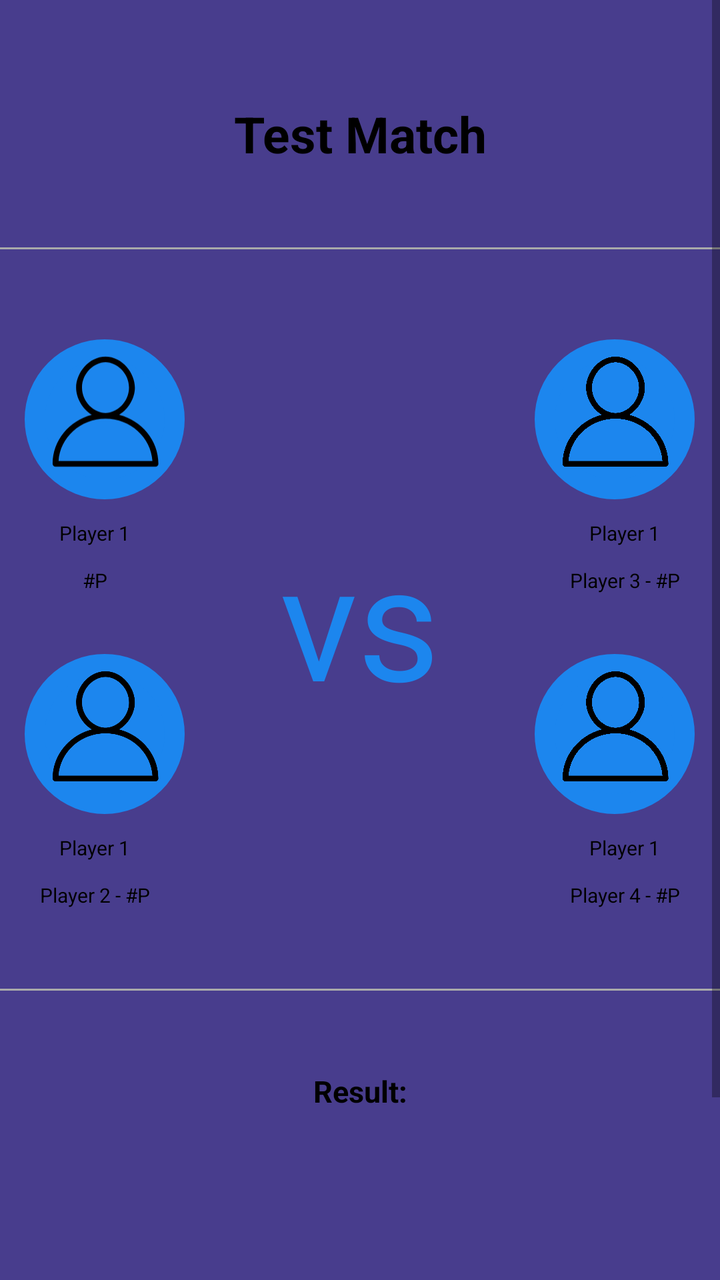
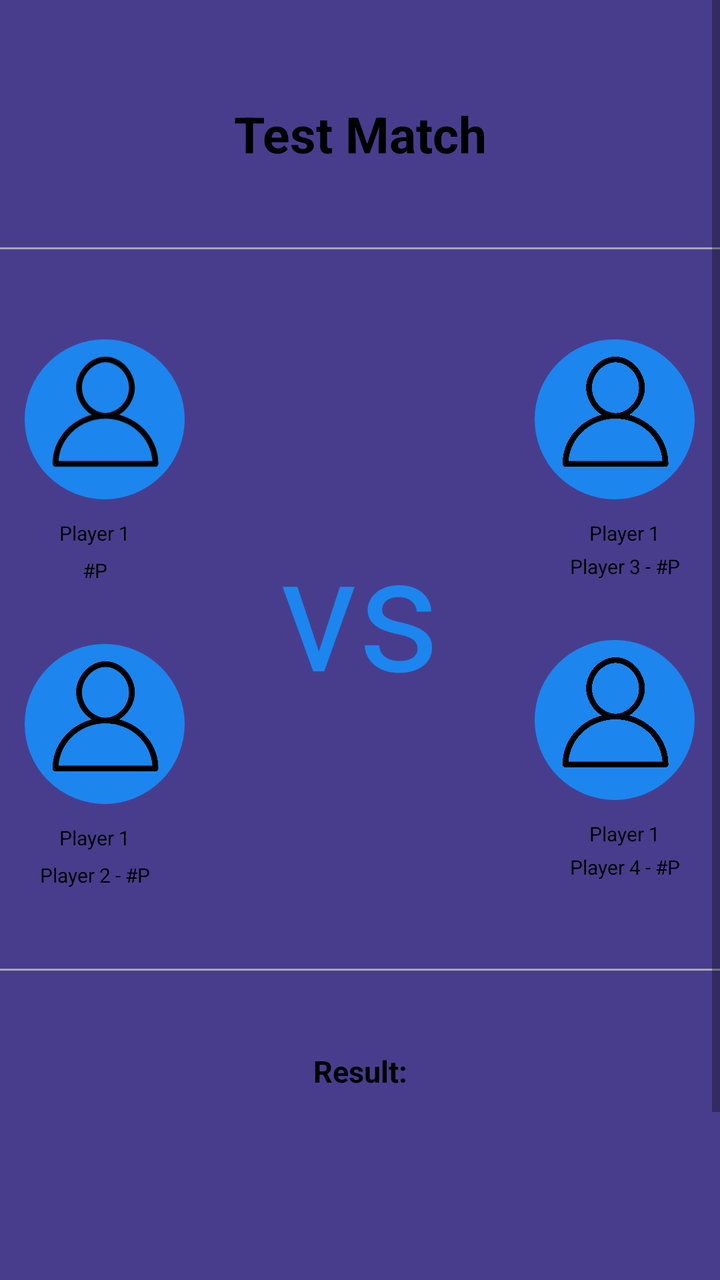

The first picture is an Android layout as it rendered before a commit; the second is the same layout after the commit. The layout source and the unified diff follow.
<!-- AndroidManifest.xml: application theme AppTheme -->
<!-- res/layout/fragment_matchinfo.xml -->
<?xml version="1.0" encoding="utf-8"?>
<ScrollView xmlns:android="http://schemas.android.com/apk/res/android"
    xmlns:tools="http://schemas.android.com/tools"
    android:layout_width="match_parent"
    android:layout_height="match_parent"
    android:background="#483D8D"
    tools:context=".statsFragments.MatchInfoFragment">

    <LinearLayout
        android:layout_width="match_parent"
        android:layout_height="wrap_content"
        android:paddingBottom="40dp"
        android:orientation="vertical">

        <TextView
            android:id="@+id/matchInfoTitle"
            android:layout_width="match_parent"
            android:layout_height="wrap_content"
            android:layout_gravity="center"
            android:layout_marginTop="50dp"
            android:text="Test Match"
            android:textAlignment="center"
            android:textColor="#000"
            android:textSize="25sp"
            android:textStyle="bold" />

        <View
            android:layout_width="match_parent"
            android:layout_height="1dp"
            android:layout_marginTop="40dp"
            android:layout_marginBottom="40dp"
            android:background="@android:color/darker_gray" />

        <LinearLayout
            android:layout_width="match_parent"
            android:layout_height="wrap_content">

            <LinearLayout
                android:layout_width="wrap_content"
                android:layout_height="wrap_content"
                android:orientation="vertical">

                <RelativeLayout
                    android:id="@+id/team1player1icon"
                    android:layout_width="80dp"
                    android:layout_height="80dp"
                    android:layout_gravity="center"
                    android:layout_marginStart="10dp"
                    android:layout_marginTop="5dp"
                    android:layout_marginEnd="5dp"
                    android:background="@drawable/round_corners_shape">

                    <ImageView
                        android:layout_width="70dp"
                        android:layout_height="70dp"
                        android:src="@drawable/ic_default_profile_24"
                        android:translationX="5dp" />
                </RelativeLayout>

                <TextView
                    android:id="@+id/team1player1name"
                    android:layout_width="wrap_content"
                    android:layout_height="wrap_content"
                    android:layout_gravity="center"
                    android:layout_marginTop="10dp"
                    android:text="Player 1"
                    android:textColor="#000"
                    android:textSize="10sp" />

                <TextView
                    android:id="@+id/team1player1ID"
                    android:layout_width="wrap_content"
                    android:layout_height="wrap_content"
                    android:layout_gravity="center"
                    android:layout_marginTop="10dp"
                    android:text="#P"
                    android:textColor="#000"
                    android:textSize="10sp" />

                <RelativeLayout
                    android:id="@+id/team1player2icon"
                    android:layout_width="80dp"
                    android:layout_height="80dp"
                    android:layout_gravity="center"
                    android:layout_marginStart="10dp"
                    android:layout_marginTop="30dp"
                    android:layout_marginEnd="5dp"
                    android:background="@drawable/round_corners_shape"
                    android:visibility="visible">

                    <ImageView
                        android:layout_width="70dp"
                        android:layout_height="70dp"
                        android:src="@drawable/ic_default_profile_24"
                        android:translationX="5dp" />
                </RelativeLayout>

                <TextView
                    android:id="@+id/team1player2name"
                    android:layout_width="wrap_content"
                    android:layout_height="wrap_content"
                    android:layout_gravity="center"
                    android:layout_marginTop="10dp"
                    android:text="Player 1"
                    android:textColor="#000"
                    android:textSize="10sp" />

                <TextView
                    android:id="@+id/team1player2ID"
                    android:layout_width="wrap_content"
                    android:layout_height="wrap_content"
                    android:layout_gravity="center"
                    android:layout_marginTop="10dp"
                    android:text="Player 2 - #P"
                    android:textColor="#000"
                    android:textSize="10sp"
                    android:visibility="visible" />

            </LinearLayout>

            <TextView
                android:layout_width="wrap_content"
                android:layout_height="wrap_content"
                android:layout_gravity="center"
                android:layout_weight="1"
                android:text="vs"
                android:textAlignment="center"
                android:textColor="#1C86EE"
                android:textSize="80sp" />

            <LinearLayout
                android:layout_width="wrap_content"
                android:layout_height="wrap_content"
                android:orientation="vertical">

                <RelativeLayout
                    android:id="@+id/team2player1icon"
                    android:layout_width="80dp"
                    android:layout_height="80dp"
                    android:layout_gravity="center"
                    android:layout_marginStart="5dp"
                    android:layout_marginTop="5dp"
                    android:layout_marginEnd="10dp"
                    android:background="@drawable/round_corners_shape">

                    <ImageView
                        android:layout_width="70dp"
                        android:layout_height="70dp"
                        android:src="@drawable/ic_default_profile_24"
                        android:translationX="5dp" />
                </RelativeLayout>

                <TextView
                    android:id="@+id/team2player1name"
                    android:layout_width="wrap_content"
                    android:layout_height="wrap_content"
                    android:layout_gravity="center"
                    android:layout_marginTop="10dp"
                    android:text="Player 1"
                    android:textColor="#000"
                    android:textSize="10sp" />

                <TextView
                    android:id="@+id/team2player1ID"
                    android:layout_width="wrap_content"
                    android:layout_height="wrap_content"
                    android:layout_gravity="center"
                    android:layout_marginTop="10dp"
                    android:text="Player 3 - #P"
                    android:textColor="#000"
                    android:textSize="10sp" />

                <RelativeLayout
                    android:id="@+id/team2player2icon"
                    android:layout_width="80dp"
                    android:layout_height="80dp"
                    android:layout_gravity="center"
                    android:layout_marginStart="5dp"
                    android:layout_marginTop="30dp"
                    android:layout_marginEnd="10dp"
                    android:background="@drawable/round_corners_shape"
                    android:visibility="visible">

                    <ImageView
                        android:layout_width="70dp"
                        android:layout_height="70dp"
                        android:src="@drawable/ic_default_profile_24"
                        android:translationX="5dp" />
                </RelativeLayout>

                <TextView
                    android:id="@+id/team2player2name"
                    android:layout_width="wrap_content"
                    android:layout_height="wrap_content"
                    android:layout_gravity="center"
                    android:layout_marginTop="10dp"
                    android:text="Player 1"
                    android:textColor="#000"
                    android:textSize="10sp" />

                <TextView
                    android:id="@+id/team2player2ID"
                    android:layout_width="wrap_content"
                    android:layout_height="wrap_content"
                    android:layout_gravity="center"
                    android:layout_marginTop="10dp"
                    android:text="Player 4 - #P"
                    android:textColor="#000"
                    android:textSize="10sp"
                    android:visibility="visible" />

            </LinearLayout>

        </LinearLayout>

        <View
            android:layout_width="match_parent"
            android:layout_height="1dp"
            android:layout_marginTop="40dp"
            android:layout_marginBottom="40dp"
            android:background="@android:color/darker_gray" />

        <TextView
            android:layout_width="match_parent"
            android:layout_height="wrap_content"
            android:textAlignment="center"
            android:text="Result:"
            android:textColor="#000"
            android:textSize="15sp"
            android:textStyle="bold" />

        <TextView
            android:id="@+id/first_set"
            android:layout_width="match_parent"
            android:layout_height="wrap_content"
            android:layout_marginTop="30dp"
            android:textAlignment="center"
            android:textColor="#000"
            android:textSize="15sp" />

        <TextView
            android:id="@+id/second_set"
            android:layout_width="match_parent"
            android:layout_height="wrap_content"
            android:layout_marginTop="30dp"
            android:textAlignment="center"
            android:textColor="#000"
            android:textSize="15sp" />

        <TextView
            android:id="@+id/third_set"
            android:layout_width="match_parent"
            android:layout_height="wrap_content"
            android:layout_marginTop="30dp"
            android:textAlignment="center"
            android:textColor="#000"
            android:textSize="15sp"
            android:visibility="visible" />
    </LinearLayout>
</ScrollView>
<!-- resources referenced by this layout -->
<resources>
  <!-- drawable ic_default_profile_24 (drawable) -->
  <vector android:height="24dp" android:tint="#000000"
      android:viewportHeight="20" android:viewportWidth="20"
      android:width="25dp" xmlns:android="http://schemas.android.com/apk/res/android">
  
      <path android:fillColor="@android:color/white" android:pathData="M12.075,10.812c1.358-0.853,2.242-2.507,2.242-4.037c0-2.181-1.795-4.618-4.198-4.618S5.921,4.594,5.921,6.775c0,1.53,0.884,3.185,2.242,4.037c-3.222,0.865-5.6,3.807-5.6,7.298c0,0.23,0.189,0.42,0.42,0.42h14.273c0.23,0,0.42-0.189,0.42-0.42C17.676,14.619,15.297,11.677,12.075,10.812 M6.761,6.775c0-2.162,1.773-3.778,3.358-3.778s3.359,1.616,3.359,3.778c0,2.162-1.774,3.778-3.359,3.778S6.761,8.937,6.761,6.775 M3.415,17.69c0.218-3.51,3.142-6.297,6.704-6.297c3.562,0,6.486,2.787,6.705,6.297H3.415z"/>
  </vector>
  <!-- drawable round_corners_shape (drawable) -->
  <?xml version="1.0" encoding="utf-8"?>
  <shape xmlns:android="http://schemas.android.com/apk/res/android">
      <corners android:radius="300dp" />
      <solid android:color="#1C86EE"/>
      <stroke android:color="#1C86EE" android:width="10dp"/>
  </shape>
  <style name="AppTheme" parent="Theme.AppCompat.Light.NoActionBar">
          
          <item name="colorPrimary">@color/colorPrimary</item>
          <item name="colorPrimaryDark">@color/colorPrimaryDark</item>
          <item name="colorAccent">@color/colorAccent</item>
      </style>
  <color name="colorPrimary">#6200EE</color>
  <color name="colorPrimaryDark">#00BFFF</color>
  <color name="colorAccent">#03DAC5</color>
</resources>

<!-- the commit's change to res/layout/fragment_matchinfo.xml (unified diff, before → after) -->
@@ -72,7 +72,7 @@
                     android:layout_width="wrap_content"
                     android:layout_height="wrap_content"
                     android:layout_gravity="center"
-                    android:layout_marginTop="10dp"
+                    android:layout_marginTop="5dp"
                     android:text="#P"
                     android:textColor="#000"
                     android:textSize="10sp" />
@@ -110,7 +110,7 @@
                     android:layout_width="wrap_content"
                     android:layout_height="wrap_content"
                     android:layout_gravity="center"
-                    android:layout_marginTop="10dp"
+                    android:layout_marginTop="5dp"
                     android:text="Player 2 - #P"
                     android:textColor="#000"
                     android:textSize="10sp"
@@ -165,7 +165,7 @@
                     android:layout_width="wrap_content"
                     android:layout_height="wrap_content"
                     android:layout_gravity="center"
-                    android:layout_marginTop="10dp"
+                    android:layout_marginTop="3dp"
                     android:text="Player 3 - #P"
                     android:textColor="#000"
                     android:textSize="10sp" />
@@ -203,7 +203,7 @@
                     android:layout_width="wrap_content"
                     android:layout_height="wrap_content"
                     android:layout_gravity="center"
-                    android:layout_marginTop="10dp"
+                    android:layout_marginTop="3dp"
                     android:text="Player 4 - #P"
                     android:textColor="#000"
                     android:textSize="10sp"
